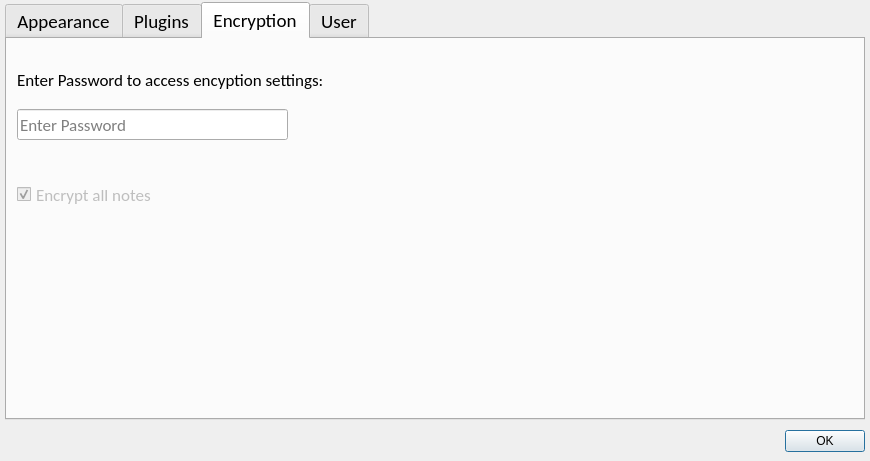
Above: Application/GUIs/UI_files/settingsDialog2.ui from sarvagyab/Groot before the change. Below: the same form after it.
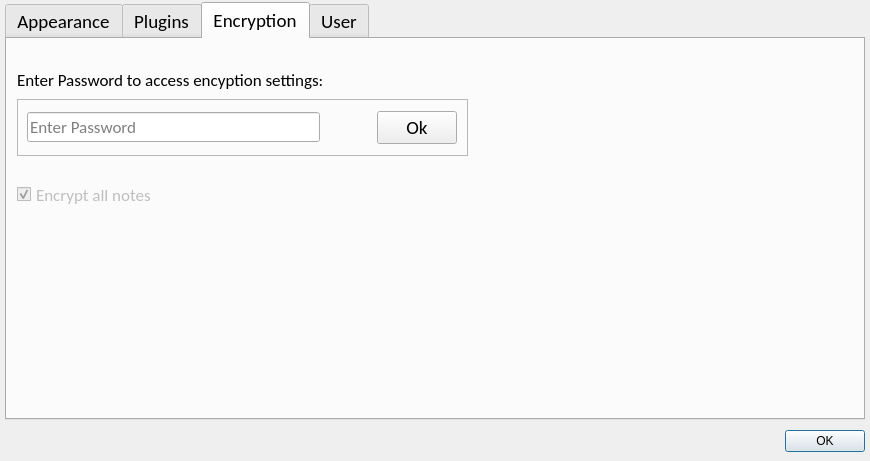
That is the form after the change. The open tabs and pages were chosen to show the change.

Commit message: Encryption setting working

Patch:
```diff
--- a/Application/GUIs/UI_files/settingsDialog2.ui
+++ b/Application/GUIs/UI_files/settingsDialog2.ui
@@ -278,24 +278,6 @@
       <attribute name="title">
        <string>Encryption</string>
       </attribute>
-      <widget class="QLineEdit" name="enterPwd">
-       <property name="geometry">
-        <rect>
-         <x>10</x>
-         <y>70</y>
-         <width>271</width>
-         <height>31</height>
-        </rect>
-       </property>
-       <property name="font">
-        <font>
-         <pointsize>13</pointsize>
-        </font>
-       </property>
-       <property name="placeholderText">
-        <string>Enter Password</string>
-       </property>
-      </widget>
       <widget class="QLabel" name="enterPwdLabel">
        <property name="geometry">
         <rect>
@@ -338,6 +320,65 @@
         <bool>true</bool>
        </property>
       </widget>
+      <widget class="QFrame" name="frame_2">
+       <property name="geometry">
+        <rect>
+         <x>10</x>
+         <y>60</y>
+         <width>451</width>
+         <height>57</height>
+        </rect>
+       </property>
+       <property name="frameShape">
+        <enum>QFrame::StyledPanel</enum>
+       </property>
+       <property name="frameShadow">
+        <enum>QFrame::Raised</enum>
+       </property>
+       <layout class="QHBoxLayout" name="horizontalLayout_6">
+        <property name="spacing">
+         <number>57</number>
+        </property>
+        <property name="rightMargin">
+         <number>10</number>
+        </property>
+        <property name="bottomMargin">
+         <number>9</number>
+        </property>
+        <item>
+         <widget class="QLineEdit" name="enterPwd">
+          <property name="font">
+           <font>
+            <pointsize>13</pointsize>
+           </font>
+          </property>
+          <property name="echoMode">
+           <enum>QLineEdit::Password</enum>
+          </property>
+          <property name="placeholderText">
+           <string>Enter Password</string>
+          </property>
+         </widget>
+        </item>
+        <item>
+         <widget class="QPushButton" name="okPushButton_2">
+          <property name="text">
+           <string>Ok</string>
+          </property>
+         </widget>
+        </item>
+       </layout>
+      </widget>
+      <widget class="QLabel" name="Errortext">
+       <property name="geometry">
+        <rect>
+         <x>490</x>
+         <y>65</y>
+         <width>281</width>
+         <height>31</height>
+        </rect>
+       </property>
+      </widget>
      </widget>
      <widget class="QWidget" name="userTab">
       <attribute name="title">
```
Left out of the diff: 132 changed lines with no effect on the pictures. The commit also changes 47 other files.
